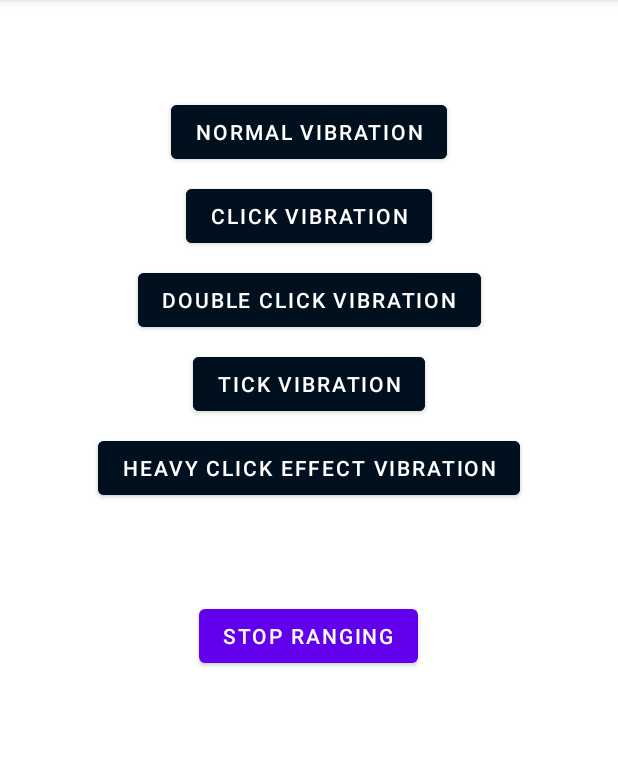
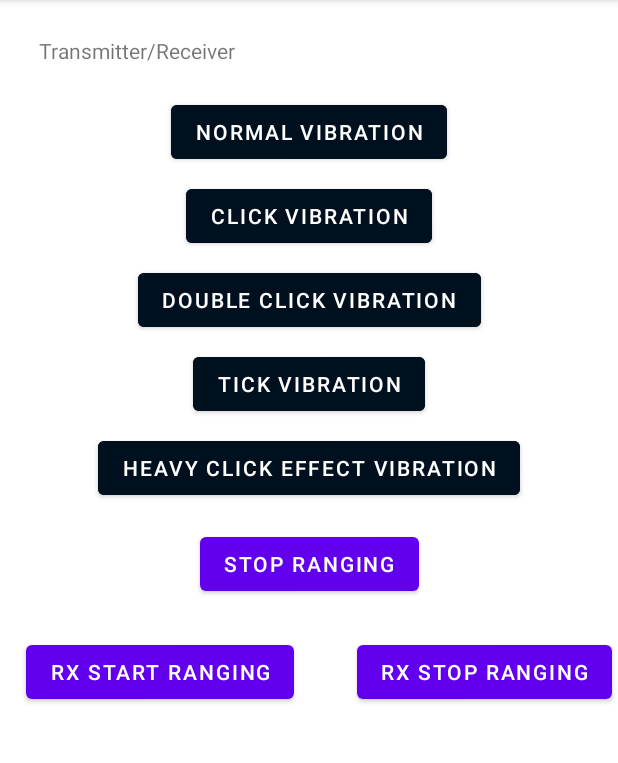
Before and after one commit to JustinHMKim/MCI_Final_Material_ID, an Android app: the screen it shows after launch (MainActivity), on a phone screen of 412 x 824 dp, the part 84-847 px from its top. Run offline under Robolectric (Android 15) with nearby library versions, the phone set to English and light mode, and no system bars.

Commit message:
2-way ranging

```diff
--- a/VibeTest/app/src/main/res/layout/activity_main.xml
+++ b/VibeTest/app/src/main/res/layout/activity_main.xml
@@ -78,11 +78,42 @@
         android:id="@+id/stopRangingButton"
         android:layout_width="wrap_content"
         android:layout_height="wrap_content"
-        android:layout_marginTop="64dp"
+        android:layout_marginTop="16dp"
         android:text="Stop Ranging"
         app:layout_constraintEnd_toEndOf="parent"
-        app:layout_constraintHorizontal_bias="0.498"
         app:layout_constraintStart_toStartOf="parent"
         app:layout_constraintTop_toBottomOf="@+id/heavyClickVibrationButton" />
 
+    <Button
+        android:id="@+id/receiverStartRangingButton"
+        android:layout_width="wrap_content"
+        android:layout_height="wrap_content"
+        android:layout_marginTop="24dp"
+        android:text="Rx Start Ranging"
+        app:layout_constraintEnd_toStartOf="@+id/receiverStopRangingButton"
+        app:layout_constraintHorizontal_bias="0.29"
+        app:layout_constraintStart_toStartOf="parent"
+        app:layout_constraintTop_toBottomOf="@+id/stopRangingButton" />
+
+    <Button
+        android:id="@+id/receiverStopRangingButton"
+        android:layout_width="wrap_content"
+        android:layout_height="wrap_content"
+        android:layout_marginTop="24dp"
+        android:layout_marginEnd="4dp"
+        android:text="Rx Stop Ranging"
+        app:layout_constraintEnd_toEndOf="parent"
+        app:layout_constraintTop_toBottomOf="@+id/stopRangingButton" />
+
+    <TextView
+        android:id="@+id/transmitterData"
+        android:layout_width="wrap_content"
+        android:layout_height="wrap_content"
+        android:layout_marginTop="24dp"
+        android:text="Transmitter/Receiver"
+        app:layout_constraintEnd_toEndOf="parent"
+        app:layout_constraintHorizontal_bias="0.093"
+        app:layout_constraintStart_toStartOf="parent"
+        app:layout_constraintTop_toTopOf="parent" />
+
 </androidx.constraintlayout.widget.ConstraintLayout>
```
Also changed, not shown: VibeTest/app/src/main/java/com/example/vibetest/MainActivity.java (+212 -61 lines), 9 other files.
